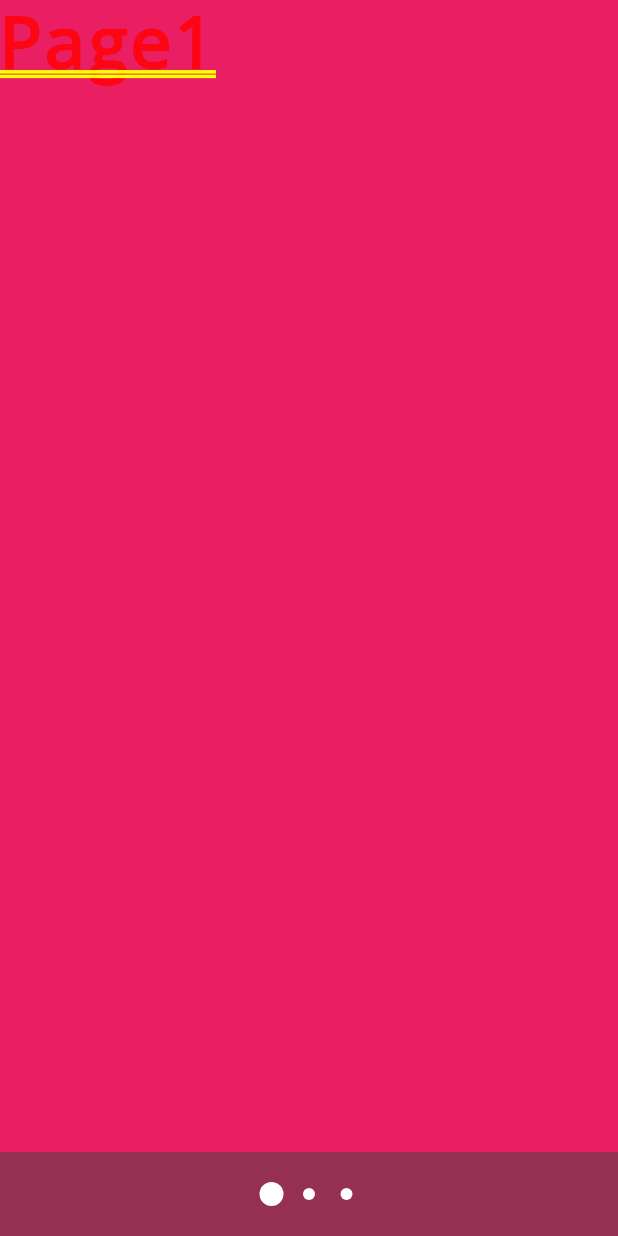
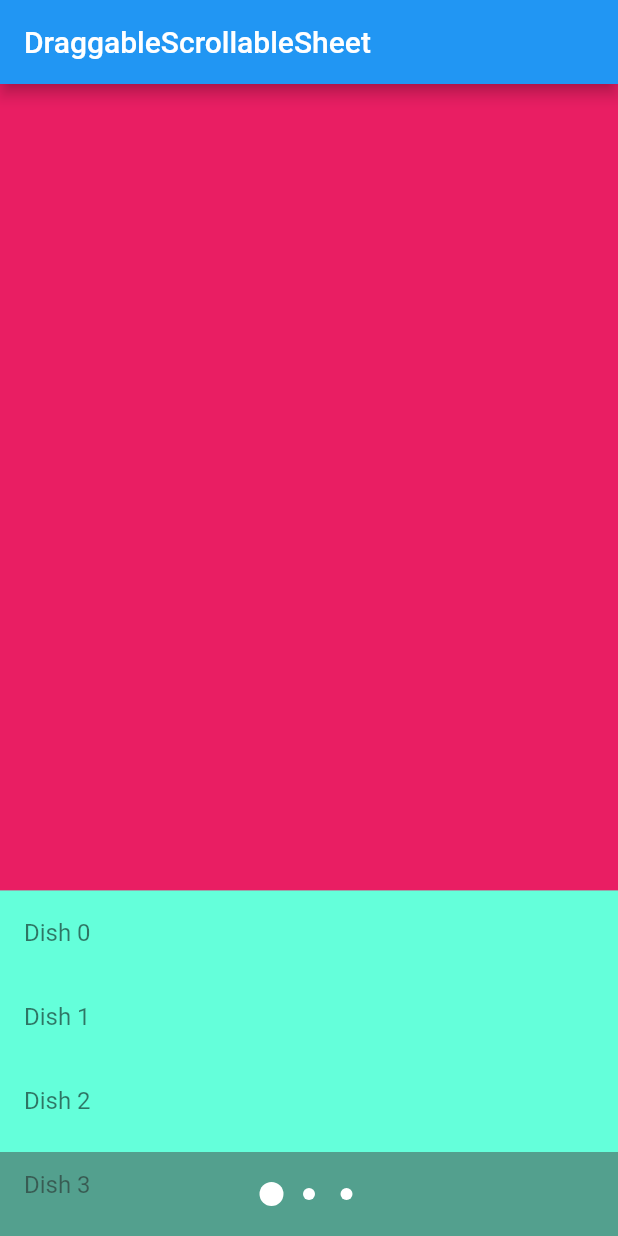
Before and after one commit to JWHAPO/orae_app, a Flutter app: the screen it shows after launch, on a phone screen of 412 x 824 dp. Run offline on Flutter 3.47's test engine with Material 2 defaults, Android fonts, the phone set to English and light mode, and no system bars; our stand-ins replace table_calendar; generated files the repository leaves out were written again.

Commit message:
add draggablescrollablesheet

```diff
--- a/lib/ui/page_view.dart
+++ b/lib/ui/page_view.dart
@@ -13,7 +13,28 @@ class PageViewTest extends StatelessWidget {
       constraints: const BoxConstraints.expand(),
       child: Container(
         color: Colors.pink,
-        child: Text('Page1'),
+        child: DraggableScrollableSheet(
+          initialChildSize: 0.3,
+          minChildSize: 0.1,
+          maxChildSize: 0.8,
+          builder: (BuildContext context, myscrollController){
+            return Container(
+              color: Colors.tealAccent[200],
+              child: ListView.builder(
+                controller: myscrollController,
+                itemCount: 25,
+                itemBuilder: (BuildContext context, int index){
+                  return ListTile(
+                    title: Text(
+                      'Dish $index',
+                      style: TextStyle(color: Colors.black54),
+                    ),
+                  );
+                },
+              ),
+            );
+          },
+        )
       ),
     ),
     ConstrainedBox(
@@ -34,7 +55,12 @@ class PageViewTest extends StatelessWidget {
 
   @override
   Widget build(BuildContext context) {
-    return IconTheme(
+    return MaterialApp(
+      home: Scaffold(
+        appBar: AppBar(
+          title: const Text('DraggableScrollableSheet'),
+        ),
+        body: IconTheme(
           data: IconThemeData(color: _kArrowColor),
           child: Stack(
             children: <Widget>[
@@ -64,6 +90,8 @@ class PageViewTest extends StatelessWidget {
                 ),
               )
             ],
+          ),
+        ),
       ),
     );
   }
```
Lines whose indentation alone changed are shown as unchanged.
